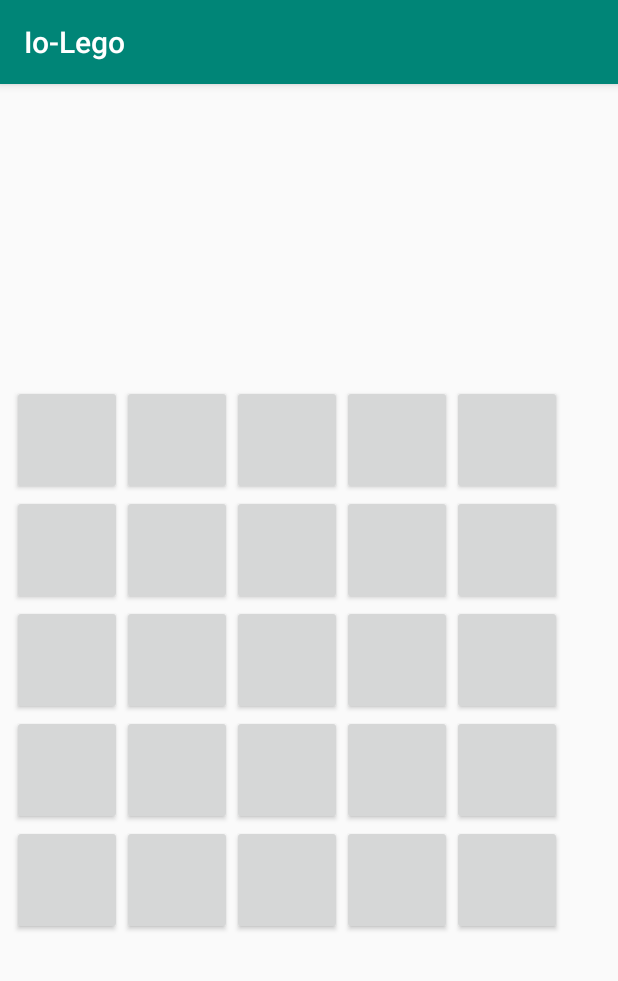
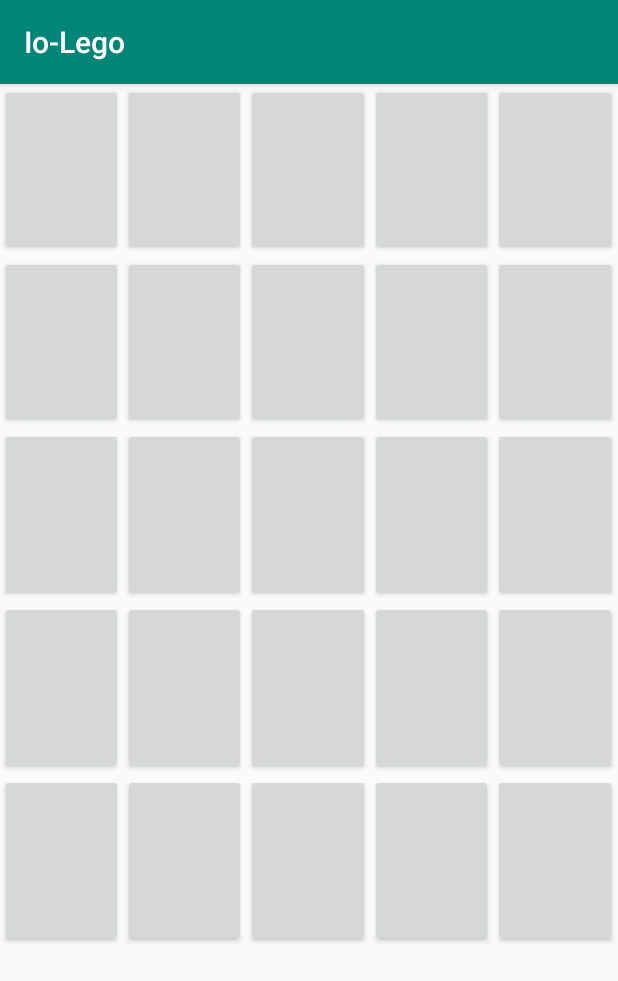
Before and after one commit to westfox-5/Io-Lego, an Android app: the screen it shows after launch (BluetoothConnectionActivity before the commit, MainActivity after it), on a phone screen of 412 x 824 dp. Shown: the top 981 px of the screen. Run offline under Robolectric (Android 15) with nearby library versions, the phone set to English and light mode, and no system bars.

Commit message:
Add files via upload

```diff
--- a/src/main/AndroidManifest.xml
+++ b/src/main/AndroidManifest.xml
@@ -1,9 +1,11 @@
 <?xml version="1.0" encoding="utf-8"?>
 <manifest xmlns:android="http://schemas.android.com/apk/res/android"
     package="com.iolego.io_lego">
+    <uses-feature android:name="android.hardware.bluetooth" />
     <uses-permission android:name="android.permission.BLUETOOTH" />
     <uses-permission android:name="android.permission.BLUETOOTH_ADMIN" />
     <uses-permission android:name="android.permission.ACCESS_COARSE_LOCATION" />
+    <uses-permission android:name="android.permission.ACCESS_FINE_LOCATION"/>
 
     <application
         android:allowBackup="true"
@@ -12,7 +14,7 @@
         android:roundIcon="@mipmap/ic_launcher_round"
         android:supportsRtl="true"
         android:theme="@style/AppTheme">
-        <activity android:name=".BluetoothConnectionActivity">
+        <activity android:name=".MainActivity">
             <intent-filter>
                 <action android:name="android.intent.action.MAIN" />
 
--- /dev/null
+++ b/src/main/res/layout/activity_main.xml
@@ -0,0 +1,331 @@
+<?xml version="1.0" encoding="utf-8"?>
+<LinearLayout xmlns:android="http://schemas.android.com/apk/res/android"
+    xmlns:tools="http://schemas.android.com/tools"
+    android:orientation="vertical" android:layout_width="match_parent"
+    android:layout_height="match_parent"
+    android:weightSum="1"
+    >
+
+    <LinearLayout
+        android:layout_width="match_parent"
+        android:layout_height="0dp"
+        android:layout_weight=".15"
+        android:orientation="horizontal"
+        android:weightSum="1"
+        >
+
+        <Button
+            android:onClick="chooseColor"
+            android:layout_width="0dp"
+            android:layout_height="match_parent"
+            android:layout_weight=".20"
+            android:id="@+id/b00"
+            android:gravity="center"
+
+            />
+
+        <Button
+
+            android:onClick="chooseColor"
+            android:id="@+id/b01"
+            android:layout_width="0dp"
+            android:layout_height="match_parent"
+            android:layout_weight=".20"
+            android:gravity="center"
+
+            />
+
+        <Button
+            android:onClick="chooseColor"
+            android:id="@+id/b02"
+            android:layout_width="0dp"
+            android:layout_height="match_parent"
+            android:layout_weight=".20"
+
+            android:gravity="center"
+
+            />
+        <Button
+            android:onClick="chooseColor"
+            android:id="@+id/b03"
+            android:layout_width="0dp"
+            android:layout_height="match_parent"
+            android:layout_weight=".20"
+
+            android:gravity="center"
+
+            />
+
+        <Button
+            android:onClick="chooseColor"
+            android:id="@+id/b04"
+            android:layout_width="0dp"
+            android:layout_height="match_parent"
+            android:layout_weight=".20"
+
+            android:gravity="center"
+
+            />
+
+
+
+    </LinearLayout>
+
+    <LinearLayout
+        android:layout_width="match_parent"
+        android:layout_height="0dp"
+        android:layout_weight=".15"
+        android:orientation="horizontal"
+        android:weightSum="1"
+        >
+
+        <Button
+            android:onClick="chooseColor"
+            android:layout_width="0dp"
+            android:layout_height="match_parent"
+            android:layout_weight=".20"
+            android:id="@+id/b10"
+            android:gravity="center"
+
+            />
+
+        <Button
+            android:onClick="chooseColor"
+            android:id="@+id/b11"
+            android:layout_width="0dp"
+            android:layout_height="match_parent"
+            android:layout_weight=".20"
+
+            android:gravity="center"
+
+            />
+
+        <Button
+            android:onClick="chooseColor"
+            android:id="@+id/b12"
+            android:layout_width="0dp"
+            android:layout_height="match_parent"
+            android:layout_weight=".20"
+
+            android:gravity="center"
+
+            />
+        <Button
+            android:onClick="chooseColor"
+            android:id="@+id/b13"
+            android:layout_width="0dp"
+            android:layout_height="match_parent"
+            android:layout_weight=".20"
+
+            android:gravity="center"
+
+            />
+
+        <Button
+            android:onClick="chooseColor"
+            android:id="@+id/b14"
+            android:layout_width="0dp"
+            android:layout_height="match_parent"
+            android:layout_weight=".20"
+            android:gravity="center"
+            />
+
+    </LinearLayout>
+
+    <LinearLayout
+        android:layout_width="match_parent"
+        android:layout_height="0dp"
+        android:layout_weight=".15"
+        android:orientation="horizontal"
+        android:weightSum="1"
+        >
+
+        <Button
+            android:onClick="chooseColor"
+            android:layout_width="0dp"
+            android:layout_height="match_parent"
+            android:layout_weight=".20"
+            android:id="@+id/b20"
+            android:gravity="center"
+
+            />
+
+        <Button
+            android:onClick="chooseColor"
+            android:id="@+id/b21"
+            android:layout_width="0dp"
+            android:layout_height="match_parent"
+            android:layout_weight=".20"
+
+            android:gravity="center"
+
+            />
+
+        <Button
+            android:onClick="chooseColor"
+            android:id="@+id/b22"
+            android:layout_width="0dp"
+            android:layout_height="match_parent"
+            android:layout_weight=".20"
+
+            android:gravity="center"
+
+            />
+        <Button
+            android:onClick="chooseColor"
+            android:id="@+id/b23"
+            android:layout_width="0dp"
+            android:layout_height="match_parent"
+            android:layout_weight=".20"
+
+            android:gravity="center"
+
+            />
+
+        <Button
+            android:onClick="chooseColor"
+            android:id="@+id/b24"
+            android:layout_width="0dp"
+            android:layout_height="match_parent"
+            android:layout_weight=".20"
+
+            android:gravity="center"
+
+            />
+
+    </LinearLayout>
+
+        <LinearLayout
+            android:layout_width="match_parent"
+            android:layout_height="0dp"
+            android:layout_weight=".15"
+            android:orientation="horizontal"
+            android:weightSum="1"
+            >
+
+            <Button
+                android:onClick="chooseColor"
+                android:layout_width="0dp"
+                android:layout_height="match_parent"
+                android:layout_weight=".20"
+                android:id="@+id/b30"
+                android:gravity="center"
+
+                />
+
+            <Button
+                android:onClick="chooseColor"
+                android:id="@+id/b31"
+                android:layout_width="0dp"
+                android:layout_height="match_parent"
+                android:layout_weight=".20"
+
+                android:gravity="center"
+
+                />
+
+            <Button
+                android:onClick="chooseColor"
+                android:id="@+id/b32"
+                android:layout_width="0dp"
+                android:layout_height="match_parent"
+                android:layout_weight=".20"
+
+                android:gravity="center"
+
+                />
+            <Button
+                android:onClick="chooseColor"
+                android:id="@+id/b33"
+                android:layout_width="0dp"
+                android:layout_height="match_parent"
+                android:layout_weight=".20"
+
+                android:gravity="center"
+
+                />
+
+            <Button
+                android:onClick="chooseColor"
+                android:id="@+id/b34"
+                android:layout_width="0dp"
+                android:layout_height="match_parent"
+                android:layout_weight=".20"
+
+                android:gravity="center"
+
+                />
+
+
+
+        </LinearLayout>
+
+
+    <LinearLayout
+        android:layout_width="match_parent"
+        android:layout_height="0dp"
+        android:layout_weight=".15"
+        android:orientation="horizontal"
+        android:weightSum="1"
+        >
+
+        <Button
+            android:onClick="chooseColor"
+            android:layout_width="0dp"
+            android:layout_height="match_parent"
+            android:layout_weight=".20"
+            android:id="@+id/b40"
+            android:gravity="center"
+
+            />
+
+        <Button
+            android:onClick="chooseColor"
+            android:id="@+id/b41"
+            android:layout_width="0dp"
+            android:layout_height="match_parent"
+            android:layout_weight=".20"
+
+            android:gravity="center"
+
+            />
+
+        <Button
+            android:onClick="chooseColor"
+            android:id="@+id/b42"
+            android:layout_width="0dp"
+            android:layout_height="match_parent"
+            android:layout_weight=".20"
+
+            android:gravity="center"
+
+            />
+        <Button
+            android:onClick="chooseColor"
+            android:id="@+id/b43"
+            android:layout_width="0dp"
+            android:layout_height="match_parent"
+            android:layout_weight=".20"
+
+            android:gravity="center"
+
+            />
+
+        <Button
+            android:onClick="chooseColor"
+            android:id="@+id/b44"
+            android:layout_width="0dp"
+            android:layout_height="match_parent"
+            android:layout_weight=".20"
+
+            android:gravity="center"
+
+            />
+
+
+
+    </LinearLayout>
+
+
+
+</LinearLayout>
--- a/src/main/res/values/colors.xml
+++ b/src/main/res/values/colors.xml
@@ -3,4 +3,11 @@
     <color name="colorPrimary">#008577</color>
     <color name="colorPrimaryDark">#00574B</color>
     <color name="colorAccent">#D81B60</color>
+    <color name="red">#FF0000</color>
+    <color name="green">#00b645</color>
+    <color name="blue">#3399ff</color>
+    <color name="yellow">#F9A825</color>
+    <color name="white">#ffffff</color>
+    <color name="light_grey">#D3D3D3</color>
+
 </resources>
```
Also changed, not shown: src/main/java/com/iolego/io_lego/MainActivity.java (added, +258 -0 lines), src/main/res/layout/choose_color.xml (added, +67 -0 lines).
